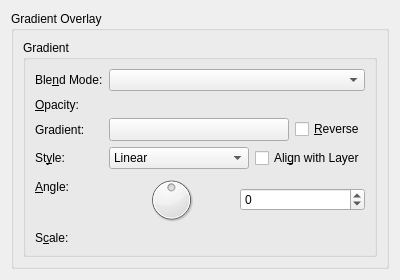
Above: libs/ui/layerstyles/WdgGradientOverlay.ui from KDE/krita before the change. Below: the same form after it.
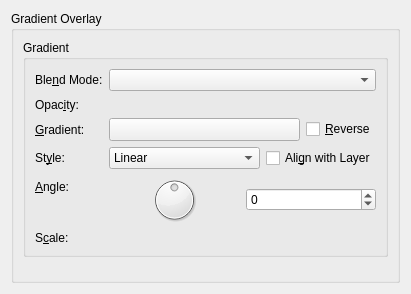
That is the form after the change. Custom widgets are drawn as their Qt base class.

Diff of the .ui file:
```diff
--- a/libs/ui/layerstyles/WdgGradientOverlay.ui
+++ b/libs/ui/layerstyles/WdgGradientOverlay.ui
@@ -6,8 +6,8 @@
    <rect>
     <x>0</x>
     <y>0</y>
-    <width>400</width>
-    <height>266</height>
+    <width>411</width>
+    <height>294</height>
    </rect>
   </property>
   <layout class="QGridLayout" name="gridLayout">
@@ -49,7 +49,7 @@
          <item row="1" column="0">
           <widget class="QLabel" name="label_14">
            <property name="text">
-            <string>&amp;Opacity:</string>
+            <string>Opac&amp;ity:</string>
            </property>
            <property name="buddy">
             <cstring>intOpacity</cstring>
@@ -81,7 +81,7 @@
          <item row="2" column="0">
           <widget class="QLabel" name="label_7">
            <property name="text">
-            <string>Gradient:</string>
+            <string>&amp;Gradient:</string>
            </property>
            <property name="buddy">
             <cstring>cmbGradient</cstring>
@@ -260,9 +260,9 @@
  </widget>
  <customwidgets>
   <customwidget>
-   <class>KisCompositeOpComboBox</class>
-   <extends>QComboBox</extends>
-   <header location="global">kis_cmb_composite.h</header>
+   <class>KisIntParseSpinBox</class>
+   <extends>QSpinBox</extends>
+   <header>kis_intparsespinbox.h</header>
   </customwidget>
   <customwidget>
    <class>KisSliderSpinBox</class>
@@ -270,6 +270,11 @@
    <header location="global">kis_slider_spin_box.h</header>
    <container>1</container>
   </customwidget>
+  <customwidget>
+   <class>KisCompositeOpComboBox</class>
+   <extends>QComboBox</extends>
+   <header location="global">kis_cmb_composite.h</header>
+  </customwidget>
   <customwidget>
    <class>KisCmbGradient</class>
    <extends>QToolButton</extends>
```
Left out of the diff: 2 changed lines with no effect on the pictures.
